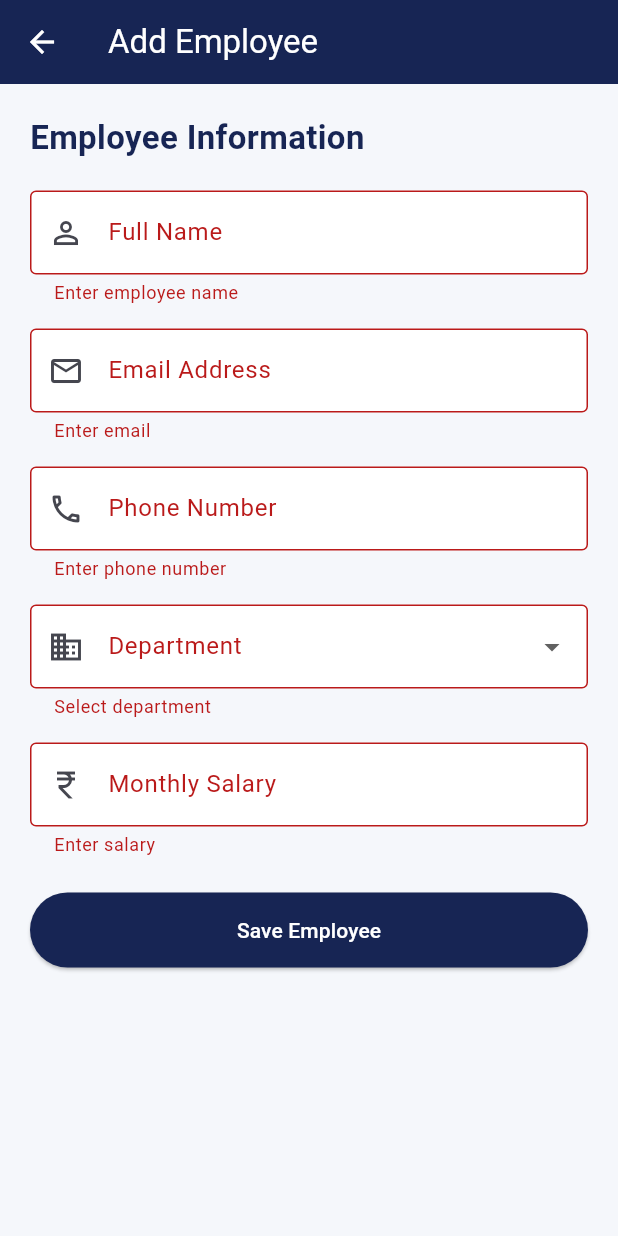
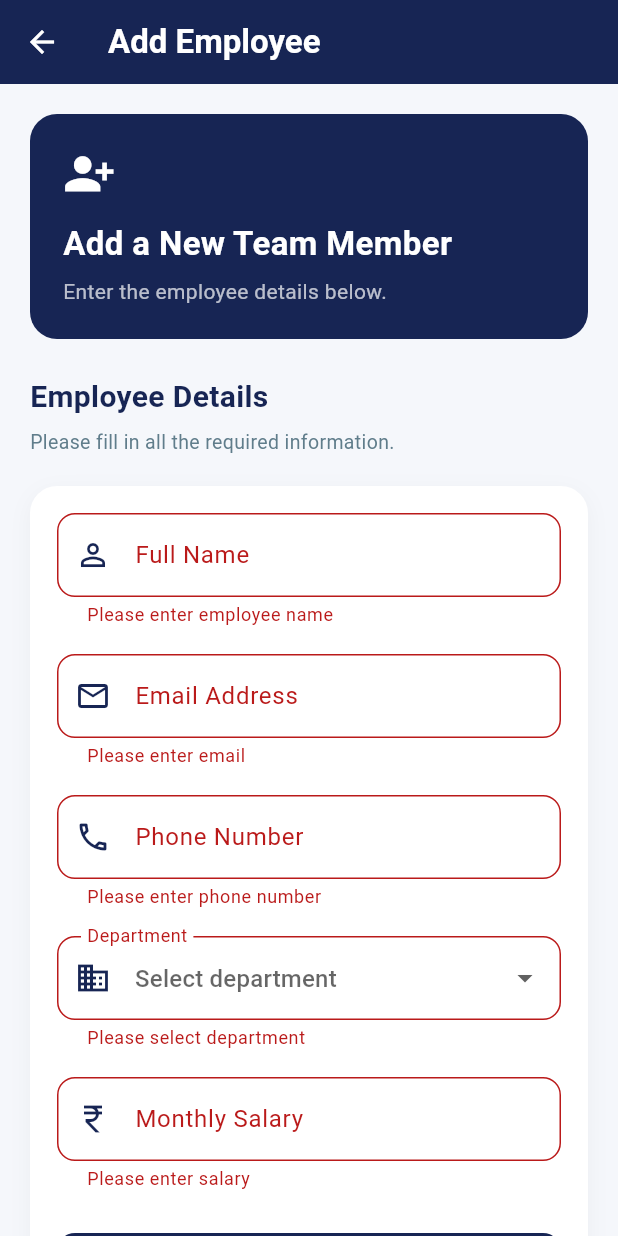
Before and after one commit to DhanshreePabal11/employee-management-system, a Flutter app: the AddEmployeeScreen screen opened directly, after a tap on "Save Employee", on a phone screen of 412 x 824 dp. Run offline on Flutter 3.47's test engine with Material 3 defaults, Android fonts, the phone set to English and light mode, and no system bars.

Commit message:
changes in employee screen

```diff
--- a/lib/view/add_employee_screen.dart
+++ b/lib/view/add_employee_screen.dart
@@ -18,11 +18,15 @@ class _AddEmployeeScreenState extends State<AddEmployeeScreen> {
 
   String? department;
 
+  final Color primaryColor = const Color(0xFF172554);
+  final Color backgroundColor = const Color(0xFFF5F7FB);
+
   void saveEmployee() {
     if (_formKey.currentState!.validate()) {
       ScaffoldMessenger.of(context).showSnackBar(
         const SnackBar(
           content: Text('Employee added successfully!'),
+          backgroundColor: Colors.green,
         ),
       );
 
@@ -39,106 +43,201 @@ class _AddEmployeeScreenState extends State<AddEmployeeScreen> {
     super.dispose();
   }
 
+  InputDecoration inputDecoration({
+    required String label,
+    required String hint,
+    required IconData icon,
+  }) {
+    return InputDecoration(
+      labelText: label,
+      hintText: hint,
+      prefixIcon: Icon(icon, color: primaryColor),
+      filled: true,
+      fillColor: Colors.white,
+      contentPadding: const EdgeInsets.symmetric(
+        horizontal: 16,
+        vertical: 16,
+      ),
+      border: OutlineInputBorder(
+        borderRadius: BorderRadius.circular(12),
+        borderSide: const BorderSide(color: Color(0xFFE2E8F0)),
+      ),
+      enabledBorder: OutlineInputBorder(
+        borderRadius: BorderRadius.circular(12),
+        borderSide: const BorderSide(color: Color(0xFFE2E8F0)),
+      ),
+      focusedBorder: OutlineInputBorder(
+        borderRadius: BorderRadius.circular(12),
+        borderSide: BorderSide(color: primaryColor, width: 1.5),
+      ),
+    );
+  }
+
   @override
   Widget build(BuildContext context) {
     return Scaffold(
-      backgroundColor: const Color(0xFFF5F7FB),
+      backgroundColor: backgroundColor,
       appBar: AppBar(
-        title: const Text('Add Employee'),
-        backgroundColor: const Color(0xFF172554),
+        backgroundColor: primaryColor,
         foregroundColor: Colors.white,
+        elevation: 0,
+        title: const Text(
+          'Add Employee',
+          style: TextStyle(fontWeight: FontWeight.w600),
+        ),
       ),
       body: SingleChildScrollView(
         padding: const EdgeInsets.all(20),
-        child: Form(
-          key: _formKey,
         child: Column(
           crossAxisAlignment: CrossAxisAlignment.start,
           children: [
+            Container(
+              width: double.infinity,
+              padding: const EdgeInsets.all(22),
+              decoration: BoxDecoration(
+                color: primaryColor,
+                borderRadius: BorderRadius.circular(18),
+              ),
+              child: const Column(
+                crossAxisAlignment: CrossAxisAlignment.start,
+                children: [
+                  Icon(
+                    Icons.person_add_alt_1,
+                    color: Colors.white,
+                    size: 35,
+                  ),
+                  SizedBox(height: 14),
+                  Text(
+                    'Add a New Team Member',
+                    style: TextStyle(
+                      color: Colors.white,
+                      fontSize: 22,
+                      fontWeight: FontWeight.bold,
+                    ),
+                  ),
+                  SizedBox(height: 6),
+                  Text(
+                    'Enter the employee details below.',
+                    style: TextStyle(
+                      color: Colors.white70,
+                      fontSize: 14,
+                    ),
+                  ),
+                ],
+              ),
+            ),
+
+            const SizedBox(height: 24),
+
             const Text(
-                'Employee Information',
+              'Employee Details',
               style: TextStyle(
-                  fontSize: 22,
+                fontSize: 20,
                 fontWeight: FontWeight.bold,
                 color: Color(0xFF172554),
               ),
             ),
 
+            const SizedBox(height: 6),
+
+            const Text(
+              'Please fill in all the required information.',
+              style: TextStyle(
+                color: Colors.blueGrey,
+                fontSize: 13,
+              ),
+            ),
+
             const SizedBox(height: 20),
 
+            Container(
+              padding: const EdgeInsets.all(18),
+              decoration: BoxDecoration(
+                color: Colors.white,
+                borderRadius: BorderRadius.circular(18),
+                boxShadow: [
+                  BoxShadow(
+                    color: Colors.black.withValues(alpha: 0.04),
+                    blurRadius: 12,
+                    offset: const Offset(0, 4),
+                  ),
+                ],
+              ),
+              child: Form(
+                key: _formKey,
+                child: Column(
+                  children: [
                     TextFormField(
                       controller: nameController,
-                decoration: const InputDecoration(
-                  labelText: 'Full Name',
-                  prefixIcon: Icon(Icons.person_outline),
-                  border: OutlineInputBorder(),
-                  filled: true,
-                  fillColor: Colors.white,
+                      textCapitalization: TextCapitalization.words,
+                      decoration: inputDecoration(
+                        label: 'Full Name',
+                        hint: 'Enter full name',
+                        icon: Icons.person_outline,
                       ),
                       validator: (value) {
-                  if (value == null || value.isEmpty) {
-                    return 'Enter employee name';
+                        if (value == null || value.trim().isEmpty) {
+                          return 'Please enter employee name';
                         }
                         return null;
                       },
                     ),
 
-              const SizedBox(height: 16),
+                    const SizedBox(height: 18),
 
                     TextFormField(
                       controller: emailController,
                       keyboardType: TextInputType.emailAddress,
-                decoration: const InputDecoration(
-                  labelText: 'Email Address',
-                  prefixIcon: Icon(Icons.email_outlined),
-                  border: OutlineInputBorder(),
-                  filled: true,
-                  fillColor: Colors.white,
+                      decoration: inputDecoration(
+                        label: 'Email Address',
+                        hint: 'name@company.com',
+                        icon: Icons.email_outlined,
                       ),
                       validator: (value) {
-                  if (value == null || value.isEmpty) {
-                    return 'Enter email';
+                        if (value == null || value.trim().isEmpty) {
+                          return 'Please enter email';
                         }
-                  if (!value.contains('@')) {
-                    return 'Enter a valid email';
+                        if (!RegExp(
+                          r'^[^@\s]+@[^@\s]+\.[^@\s]+$',
+                        ).hasMatch(value.trim())) {
+                          return 'Please enter a valid email';
                         }
                         return null;
                       },
                     ),
 
-              const SizedBox(height: 16),
+                    const SizedBox(height: 18),
 
                     TextFormField(
                       controller: phoneController,
                       keyboardType: TextInputType.phone,
-                decoration: const InputDecoration(
-                  labelText: 'Phone Number',
-                  prefixIcon: Icon(Icons.phone_outlined),
-                  border: OutlineInputBorder(),
-                  filled: true,
-                  fillColor: Colors.white,
-                ),
+                      maxLength: 10,
+                      decoration: inputDecoration(
+                        label: 'Phone Number',
+                        hint: '10-digit phone number',
+                        icon: Icons.phone_outlined,
+                      ).copyWith(counterText: ''),
                       validator: (value) {
-                  if (value == null || value.isEmpty) {
-                    return 'Enter phone number';
+                        if (value == null || value.trim().isEmpty) {
+                          return 'Please enter phone number';
                         }
-                  if (value.length != 10) {
-                    return 'Enter 10-digit phone number';
+                        if (!RegExp(r'^[0-9]{10}$').hasMatch(value.trim())) {
+                          return 'Enter a valid 10-digit number';
                         }
                         return null;
                       },
                     ),
 
-              const SizedBox(height: 16),
+                    const SizedBox(height: 18),
 
                     DropdownButtonFormField<String>(
-                decoration: const InputDecoration(
-                  labelText: 'Department',
-                  prefixIcon: Icon(Icons.business_outlined),
-                  border: OutlineInputBorder(),
-                  filled: true,
-                  fillColor: Colors.white,
+                      decoration: inputDecoration(
+                        label: 'Department',
+                        hint: 'Select department',
+                        icon: Icons.business_outlined,
                       ),
+                      value: department,
+                      isExpanded: true,
                       items: const [
                         DropdownMenuItem(
                           value: 'HR',
@@ -168,50 +267,73 @@ class _AddEmployeeScreenState extends State<AddEmployeeScreen> {
                       },
                       validator: (value) {
                         if (value == null) {
-                    return 'Select department';
+                          return 'Please select department';
                         }
                         return null;
                       },
                     ),
 
-              const SizedBox(height: 16),
+                    const SizedBox(height: 18),
 
                     TextFormField(
                       controller: salaryController,
-                keyboardType: TextInputType.number,
-                decoration: const InputDecoration(
-                  labelText: 'Monthly Salary',
-                  prefixIcon: Icon(Icons.currency_rupee),
-                  border: OutlineInputBorder(),
-                  filled: true,
-                  fillColor: Colors.white,
+                      keyboardType: const TextInputType.numberWithOptions(
+                        decimal: true,
+                      ),
+                      decoration: inputDecoration(
+                        label: 'Monthly Salary',
+                        hint: 'Enter monthly salary',
+                        icon: Icons.currency_rupee,
                       ),
                       validator: (value) {
-                  if (value == null || value.isEmpty) {
-                    return 'Enter salary';
+                        if (value == null || value.trim().isEmpty) {
+                          return 'Please enter salary';
                         }
+
+                        final salary = double.tryParse(value.trim());
+
+                        if (salary == null || salary <= 0) {
+                          return 'Enter a valid salary';
+                        }
+
                         return null;
                       },
                     ),
 
-              const SizedBox(height: 24),
+                    const SizedBox(height: 28),
 
                     SizedBox(
                       width: double.infinity,
-                height: 50,
-                child: ElevatedButton(
+                      height: 54,
+                      child: ElevatedButton.icon(
                         onPressed: saveEmployee,
+                        icon: const Icon(Icons.check_circle_outline),
+                        label: const Text(
+                          'Save Employee',
+                          style: TextStyle(
+                            fontSize: 16,
+                            fontWeight: FontWeight.w600,
+                          ),
+                        ),
                         style: ElevatedButton.styleFrom(
-                    backgroundColor: const Color(0xFF172554),
+                          backgroundColor: primaryColor,
                           foregroundColor: Colors.white,
+                          elevation: 0,
+                          shape: RoundedRectangleBorder(
+                            borderRadius: BorderRadius.circular(12),
                           ),
-                  child: const Text('Save Employee'),
+                        ),
                       ),
                     ),
                   ],
                 ),
               ),
             ),
+
+            const SizedBox(height: 20),
+          ],
+        ),
+      ),
     );
   }
 }
```
Lines whose indentation alone changed are shown as unchanged.
